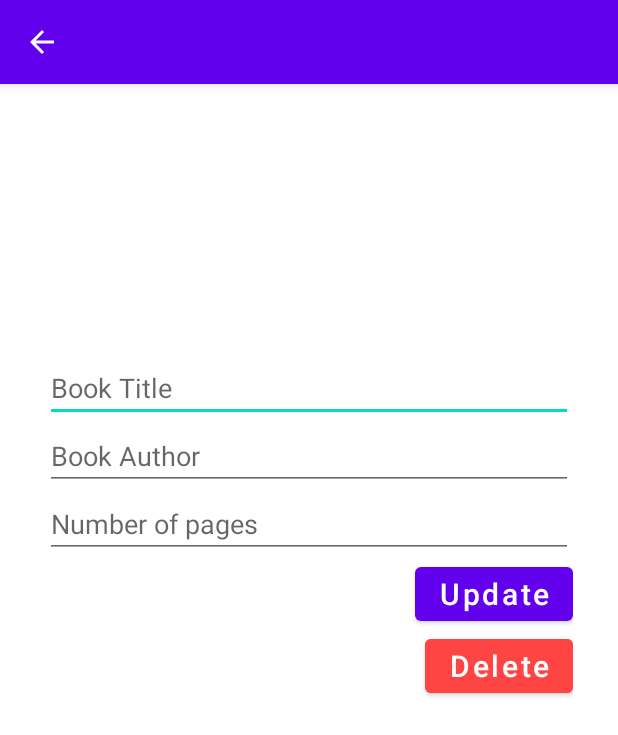
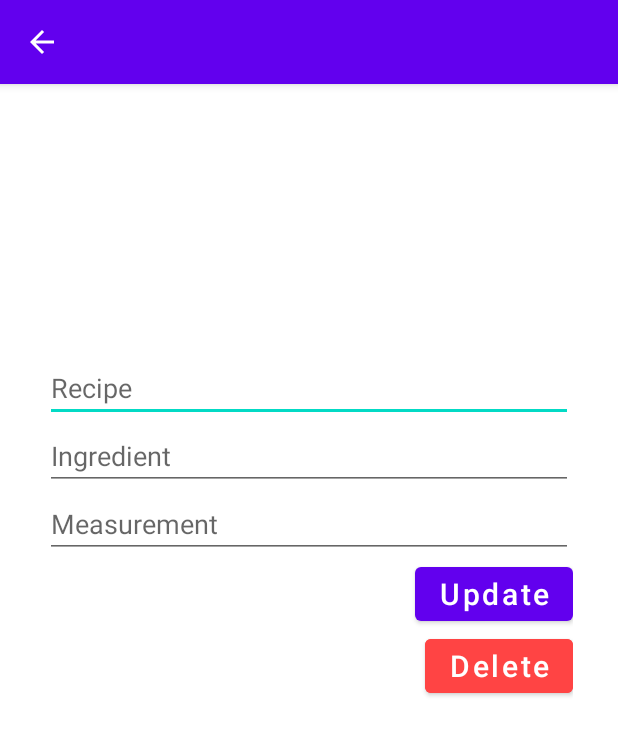
Before and after one commit to maxbengtson/Cook-book, an Android app: the UpdateActivity screen opened directly, with no data from a screen before it, after a tap on "Update", on a phone screen of 412 x 824 dp. Shown: the top 735 px of the screen. Run offline under Robolectric (Android 15) with nearby library versions, the phone set to English and light mode, and no system bars.

Commit message:
Ändrat till passande namn

```diff
--- a/SQLite/app/src/main/AndroidManifest.xml
+++ b/SQLite/app/src/main/AndroidManifest.xml
@@ -33,7 +33,7 @@
         <activity
             android:name=".MainActivity"
             android:exported="true"
-            android:label="@string/book_library">
+            android:label="@string/cookbook">
             <intent-filter>
                 <action android:name="android.intent.action.MAIN" />
 
--- a/SQLite/app/src/main/java/com/example/sqlite/UpdateActivity.java
+++ b/SQLite/app/src/main/java/com/example/sqlite/UpdateActivity.java
@@ -12,19 +12,19 @@ import androidx.appcompat.app.AlertDialog;
 import androidx.appcompat.app.AppCompatActivity;
 
 public class UpdateActivity extends AppCompatActivity {
-    EditText title_input, author_input, pages_input;
+    EditText title_update, ingredient_update, measurement_update;
     Button update_button, delete_button;
 
-    String id, title, author, pages;
+    String id, title, ingredient, measurement;
 
     @Override
     protected void onCreate(Bundle savedInstanceState) {
         super.onCreate(savedInstanceState);
         setContentView(R.layout.activity_update);
 
-        title_input = findViewById(R.id.title_input_update);
-        author_input = findViewById(R.id.author_input_update);
-        pages_input = findViewById(R.id.pages_input_update);
+        title_update = findViewById(R.id.recipe_update);
+        ingredient_update = findViewById(R.id.ingredient_update);
+        measurement_update = findViewById(R.id.measurement_update);
         update_button = findViewById(R.id.update_button);
         delete_button = findViewById(R.id.delete_button);
 
@@ -38,10 +38,10 @@ public class UpdateActivity extends AppCompatActivity {
 
         update_button.setOnClickListener(view -> {
             MyDatabaseHelper myDB = new MyDatabaseHelper(UpdateActivity.this);
-            title=title_input.getText().toString().trim();
-            author=author_input.getText().toString().trim();
-            pages=pages_input.getText().toString().trim();
-            myDB.updateData(id, title, author, pages);
+            title= title_update.getText().toString().trim();
+            ingredient = ingredient_update.getText().toString().trim();
+            measurement = measurement_update.getText().toString().trim();
+            myDB.updateData(id, title, ingredient, measurement);
         });
         delete_button.setOnClickListener(new View.OnClickListener() {
             @Override
@@ -56,13 +56,13 @@ public class UpdateActivity extends AppCompatActivity {
             //If there is data transferred to our new activity, get the data from the intent.
             id = getIntent().getStringExtra("id");
             title = getIntent().getStringExtra("title");
-            author = getIntent().getStringExtra("author");
-            pages = getIntent().getStringExtra("pages");
+            ingredient = getIntent().getStringExtra("author");
+            measurement = getIntent().getStringExtra("pages");
 
             //Set the intent data to the text boxes in activity_update.xml.
-            title_input.setText(title);
-            author_input.setText(author);
-            pages_input.setText(pages);
+            title_update.setText(title);
+            ingredient_update.setText(ingredient);
+            measurement_update.setText(measurement);
         }else{
             Toast.makeText(UpdateActivity.this, "No data.", Toast.LENGTH_SHORT).show();
         }
--- a/SQLite/app/src/main/res/layout/activity_update.xml
+++ b/SQLite/app/src/main/res/layout/activity_update.xml
@@ -9,28 +9,28 @@
     tools:context=".UpdateActivity">
 
     <EditText
-        android:id="@+id/title_input_update"
+        android:id="@+id/recipe_update"
         android:layout_width="match_parent"
         android:layout_height="wrap_content"
         android:layout_marginTop="150dp"
         android:ems="10"
         android:inputType="textPersonName"
-        android:hint="Book Title" />
+        android:hint="@string/title" />
 
     <EditText
-        android:id="@+id/author_input_update"
+        android:id="@+id/ingredient_update"
         android:layout_width="match_parent"
         android:layout_height="wrap_content"
         android:ems="10"
         android:inputType="textPersonName"
-        android:hint="Book Author" />
+        android:hint="@string/ingredient" />
 
     <EditText
-        android:id="@+id/pages_input_update"
+        android:id="@+id/measurement_update"
         android:layout_width="match_parent"
         android:layout_height="wrap_content"
         android:ems="10"
-        android:hint="Number of pages"
+        android:hint="@string/measurement"
         android:inputType="number" />
 
     <Button
--- a/SQLite/app/src/main/res/values/strings.xml
+++ b/SQLite/app/src/main/res/values/strings.xml
@@ -1,11 +1,11 @@
 <resources>
-    <string name="app_name" translatable="false">SQLite</string>
+    <string name="app_name">Cookbook</string>
     <string name="add">Add</string>
-    <string name="book_title">Recipe</string>
-    <string name="book_author">Ingredient</string>
-    <string name="number_of_pages">Measurement</string>
+    <string name="title">Recipe</string>
+    <string name="ingredient">Ingredient</string>
+    <string name="measurement">Measurement</string>
     <string name="add_item">New Recipe</string>
-    <string name="book_library">Cookbook</string>
+    <string name="cookbook">Cookbook</string>
     <string name="delete">Delete</string>
     <string name="update">Update</string>
 </resources>
```
Also changed, not shown: SQLite/app/src/main/java/com/example/sqlite/AddActivity.java (+6 -6 lines), SQLite/app/src/main/res/layout/activity_add.xml (+6 -6 lines), 1 other file.
